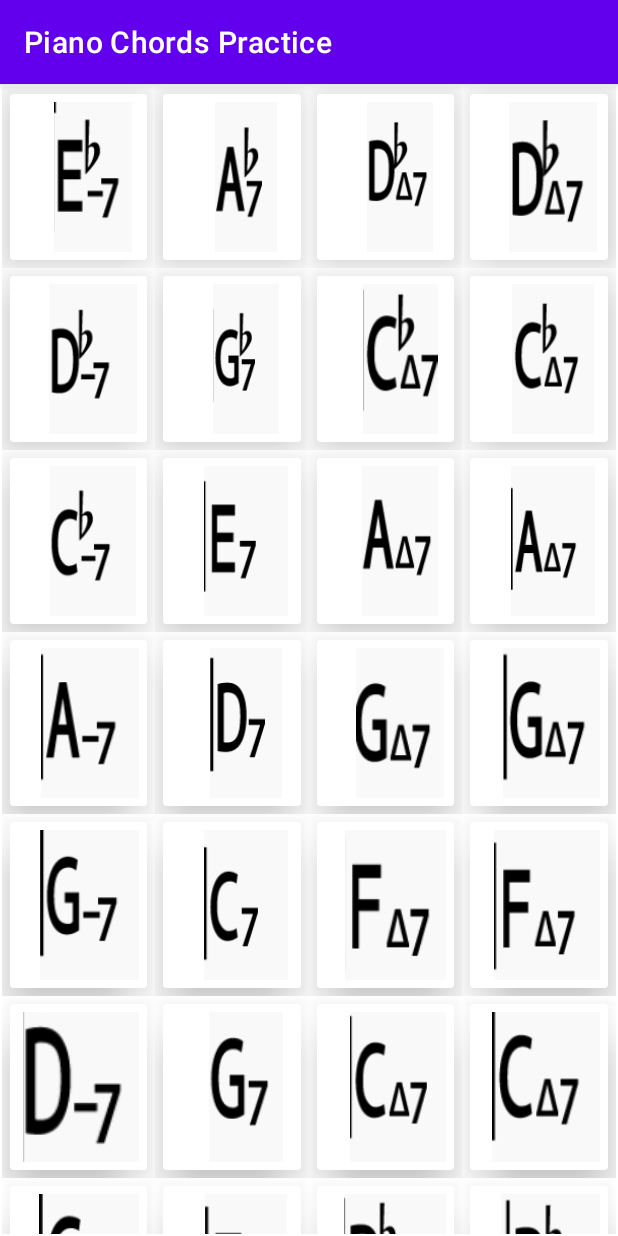
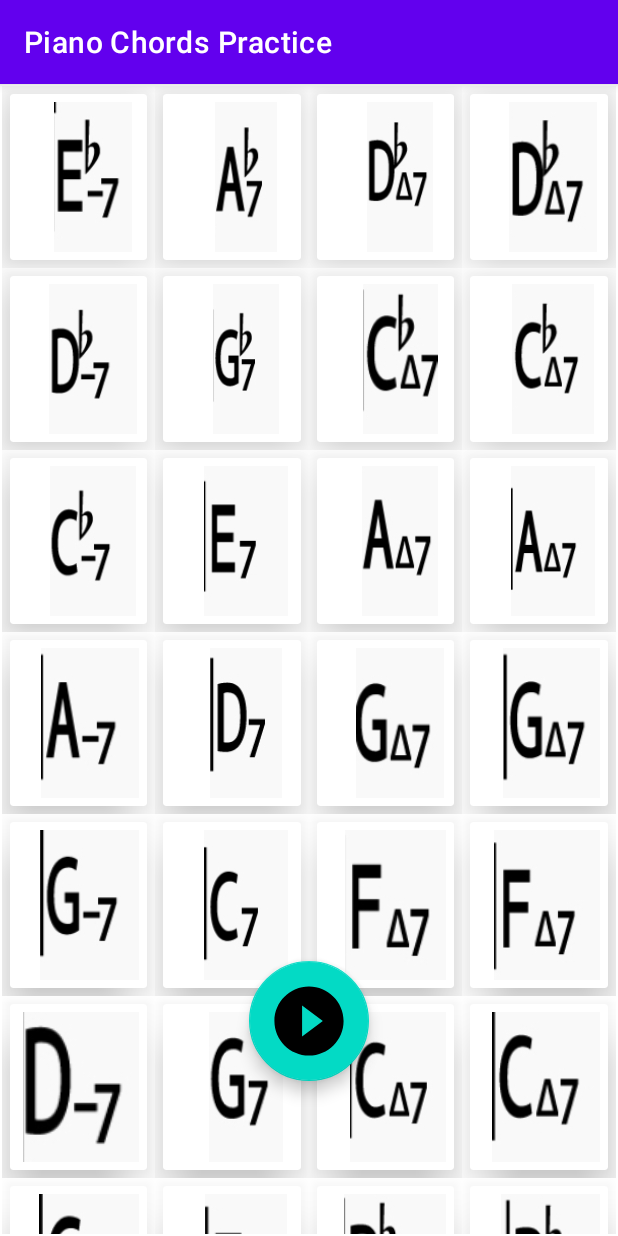
Before and after one commit to mariaanko/Piano-Chords-Practice, an Android app: the screen it shows after launch (MainActivity), on a phone screen of 412 x 824 dp. Run offline under Robolectric (Android 15) with nearby library versions, the phone set to English and light mode, and no system bars.

Commit message:
added start floating action button

```diff
--- a/app/src/main/java/com/wodpress/mariaanko/pianochordspractice/MainActivity.java
+++ b/app/src/main/java/com/wodpress/mariaanko/pianochordspractice/MainActivity.java
@@ -10,6 +10,9 @@ import android.os.Bundle;
 import android.util.Log;
 import android.view.View;
 import android.widget.ImageView;
+
+import com.google.android.material.floatingactionbutton.FloatingActionButton;
+import com.google.android.material.snackbar.Snackbar;
 
 import java.io.IOException;
 import java.util.ArrayList;
@@ -40,6 +43,16 @@ public class MainActivity extends AppCompatActivity implements ChordsAdapter.OnC
         chordsAdapter = new ChordsAdapter(MainActivity.this, imagesArrayList, this);
         recyclerView.setAdapter(chordsAdapter);
 
+        FloatingActionButton fabStart = findViewById(R.id.fab_start);
+        fabStart.setOnClickListener(new View.OnClickListener() {
+            @Override
+            public void onClick(View view) {
+                Snackbar.make(view, "Starting...", Snackbar.LENGTH_SHORT)
+                        .show();
+
+
+            }
+        });
     }
 
     @Override
--- /dev/null
+++ b/app/src/main/res/drawable/ic_play_foreground.xml
@@ -0,0 +1,15 @@
+<vector xmlns:android="http://schemas.android.com/apk/res/android"
+    android:width="108dp"
+    android:height="108dp"
+    android:viewportWidth="108"
+    android:viewportHeight="108"
+    android:tint="#000000">
+  <group android:scaleX="4.1499"
+      android:scaleY="4.1499"
+      android:translateX="4.2012"
+      android:translateY="4.2012">
+    <path
+        android:fillColor="@android:color/white"
+        android:pathData="M12,2C6.48,2 2,6.48 2,12s4.48,10 10,10 10,-4.48 10,-10S17.52,2 12,2zM10,16.5v-9l6,4.5 -6,4.5z"/>
+  </group>
+</vector>
--- a/app/src/main/res/layout/activity_main.xml
+++ b/app/src/main/res/layout/activity_main.xml
@@ -15,4 +15,21 @@
         app:layout_constraintEnd_toEndOf="parent"
         app:layout_constraintStart_toStartOf="parent"
         app:layout_constraintTop_toTopOf="parent" />
+
+    <com.google.android.material.floatingactionbutton.FloatingActionButton
+        android:id="@+id/fab_start"
+        android:layout_width="wrap_content"
+        android:layout_height="wrap_content"
+        android:layout_gravity="end|bottom"
+        android:src="@drawable/ic_play_foreground"
+        android:scaleType="center"
+        app:fabCustomSize="80dp"
+        app:maxImageSize="60dp"
+        app:layout_constraintBottom_toBottomOf="parent"
+        app:layout_constraintEnd_toEndOf="parent"
+        app:layout_constraintHorizontal_bias="0.5"
+        app:layout_constraintStart_toStartOf="parent"
+        app:layout_constraintTop_toTopOf="@+id/recyclerView"
+        app:layout_constraintVertical_bias="0.85" />
+
 </androidx.constraintlayout.widget.ConstraintLayout>
--- /dev/null
+++ b/app/src/main/res/mipmap-anydpi-v26/ic_play.xml
@@ -0,0 +1,5 @@
+<?xml version="1.0" encoding="utf-8"?>
+<adaptive-icon xmlns:android="http://schemas.android.com/apk/res/android">
+    <background android:drawable="@drawable/ic_play_background"/>
+    <foreground android:drawable="@drawable/ic_play_foreground"/>
+</adaptive-icon>
--- /dev/null
+++ b/app/src/main/res/mipmap-anydpi-v26/ic_play_round.xml
@@ -0,0 +1,5 @@
+<?xml version="1.0" encoding="utf-8"?>
+<adaptive-icon xmlns:android="http://schemas.android.com/apk/res/android">
+    <background android:drawable="@drawable/ic_play_background"/>
+    <foreground android:drawable="@drawable/ic_play_foreground"/>
+</adaptive-icon>
```
Also changed, not shown: app/src/main/res/drawable/ic_play_background.xml (added, +74 -0 lines), app/src/main/ic_play-playstore.png (added), app/src/main/res/mipmap-hdpi/ic_play.png (added), app/src/main/res/mipmap-hdpi/ic_play_round.png (added), app/src/main/res/mipmap-mdpi/ic_play.png (added), app/src/main/res/mipmap-mdpi/ic_play_round.png (added), app/src/main/res/mipmap-xhdpi/ic_play.png (added), app/src/main/res/mipmap-xhdpi/ic_play_round.png (added), app/src/main/res/mipmap-xxhdpi/ic_play.png (added), app/src/main/res/mipmap-xxhdpi/ic_play_round.png (added), app/src/main/res/mipmap-xxxhdpi/ic_play.png (added), app/src/main/res/mipmap-xxxhdpi/ic_play_round.png (added).
